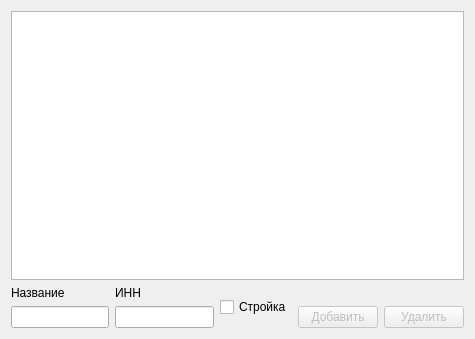
Before: the Qt Designer form class_ref_firm.ui in berserk24/finance, drawn with Qt 5.
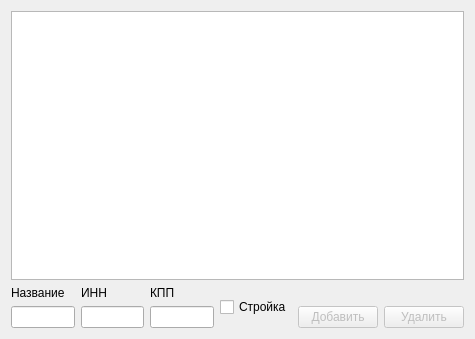
After: the same form once the commit is applied.

What changed in the file:
```diff
--- a/class_ref_firm.ui
+++ b/class_ref_firm.ui
@@ -57,6 +57,20 @@
        </item>
       </layout>
      </item>
+     <item>
+      <layout class="QVBoxLayout" name="verticalLayout_6">
+       <item>
+        <widget class="QLabel" name="label_5">
+         <property name="text">
+          <string>КПП</string>
+         </property>
+        </widget>
+       </item>
+       <item>
+        <widget class="QLineEdit" name="lineEdit_kpp"/>
+       </item>
+      </layout>
+     </item>
      <item>
       <layout class="QVBoxLayout" name="verticalLayout_5">
        <item>
```
